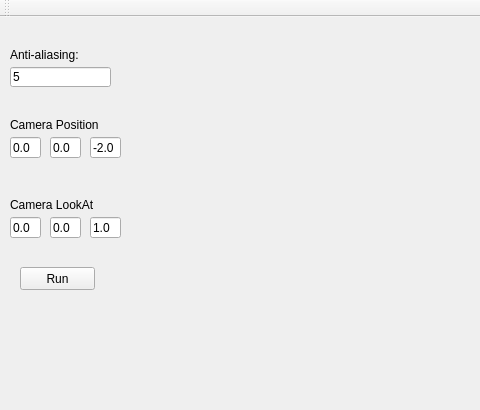
ChenFengYe/CG_RayTracing, file MainWindow/mainwindow.ui: the form before one commit; both pictures show x 0 to 480 and y 0 to 410 of the 971 by 639 pixel window.
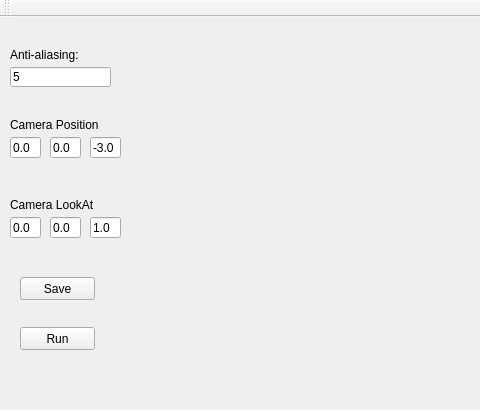
The form after the commit.

What changed in the file:
```diff
--- a/MainWindow/mainwindow.ui
+++ b/MainWindow/mainwindow.ui
@@ -112,7 +112,7 @@
      </rect>
     </property>
     <property name="text">
-     <string>-2.0</string>
+     <string>-3.0</string>
     </property>
    </widget>
    <widget class="QLineEdit" name="lineEdit_3">
@@ -158,7 +158,7 @@
     <property name="geometry">
      <rect>
       <x>20</x>
-      <y>250</y>
+      <y>310</y>
       <width>75</width>
       <height>23</height>
      </rect>
@@ -167,6 +167,19 @@
      <string>Run</string>
     </property>
    </widget>
+   <widget class="QPushButton" name="pushButton_2">
+    <property name="geometry">
+     <rect>
+      <x>20</x>
+      <y>260</y>
+      <width>75</width>
+      <height>23</height>
+     </rect>
+    </property>
+    <property name="text">
+     <string>Save</string>
+    </property>
+   </widget>
   </widget>
   <widget class="QMenuBar" name="menuBar">
    <property name="geometry">
```
Left out of the diff: 51 changed lines with no effect on the pictures.
